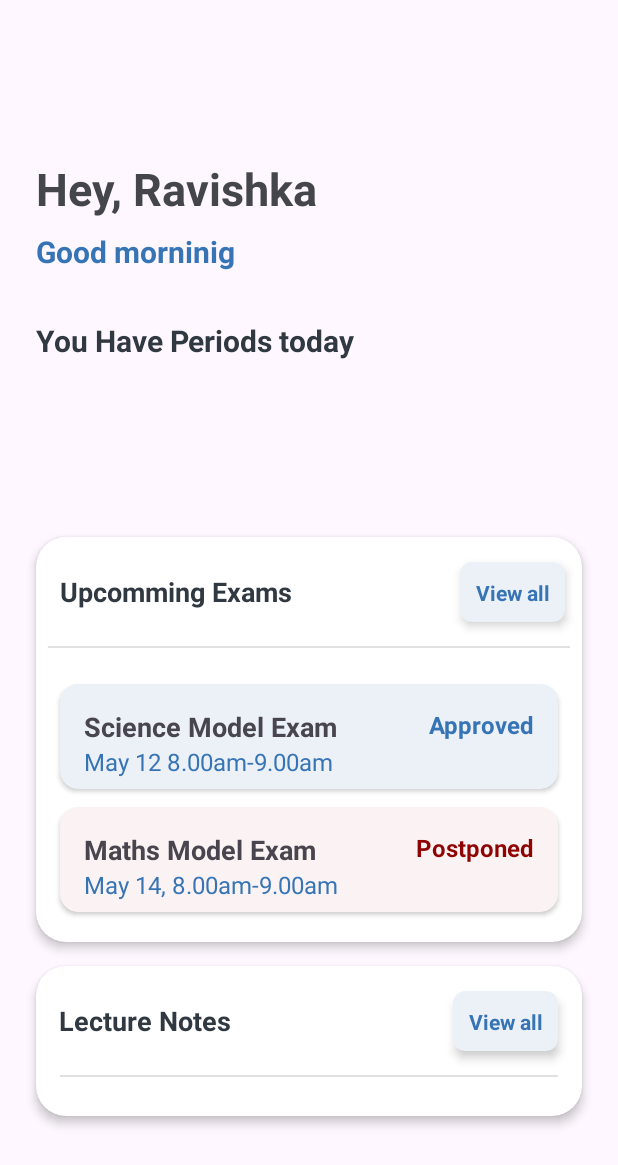
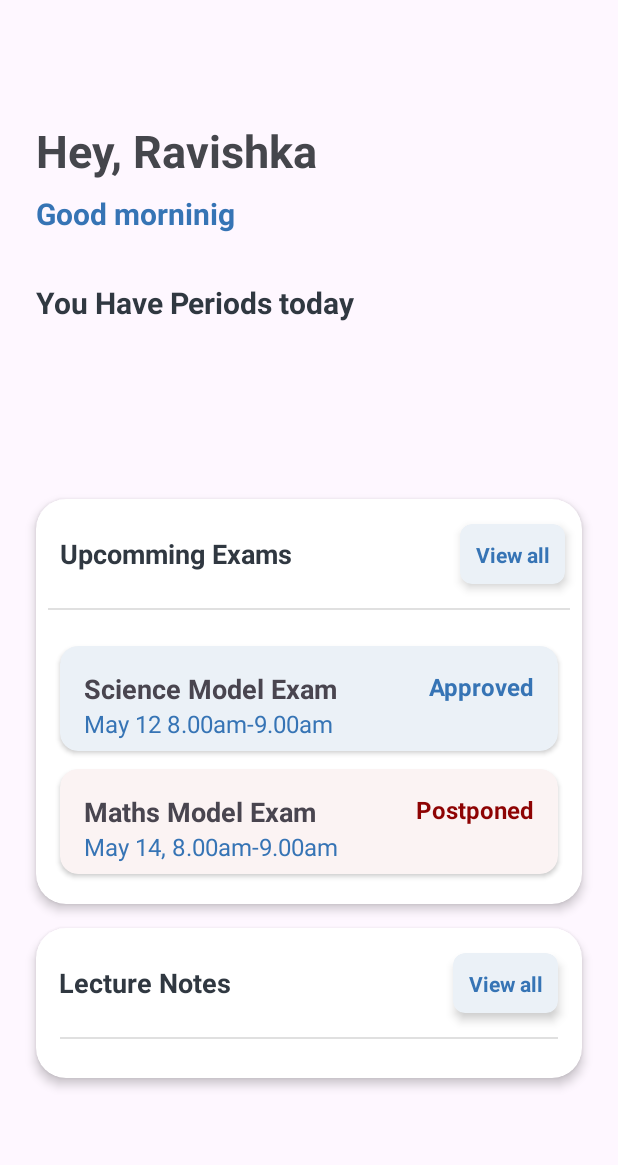
Before and after one commit to StaffSwap/AndroidApp, an Android app: the layout fragment_dashboard.xml on its own in the app's theme, with its tools: preview values and no code run, on a phone screen of 412 x 824 dp. Shown: the top 1165 px of the screen. Run offline under Robolectric (Android 15) with nearby library versions, the phone set to English and light mode, and no system bars.

Commit message:
update design dashboard

```diff
--- a/StaffSwap/app/src/main/res/layout/fragment_dashboard.xml
+++ b/StaffSwap/app/src/main/res/layout/fragment_dashboard.xml
@@ -12,7 +12,7 @@
         android:layout_width="0dp"
         android:layout_height="wrap_content"
         android:layout_marginStart="24dp"
-        android:layout_marginTop="105dp"
+        android:layout_marginTop="80dp"
         android:layout_marginEnd="16dp"
         android:text="Hey, Ravishka"
         android:textColor="@color/material_dynamic_neutral30"
```
Also changed, not shown: StaffSwap/app/src/main/java/com/example/staffswap/navigations/DashboardFragment.java (+4 -4 lines).
